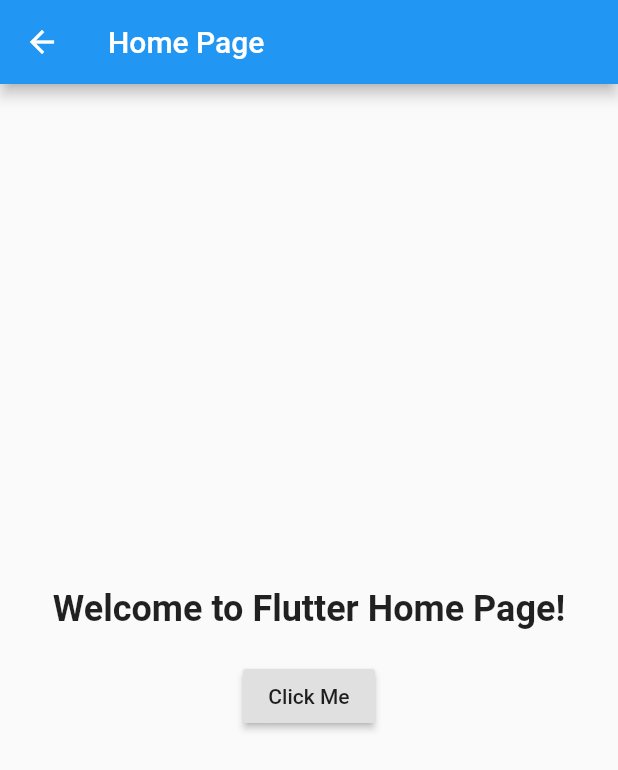
After one commit to avishka2k/food_app, a Flutter app: the HomePage screen opened directly, on a phone screen of 412 x 824 dp. The commit adds this screen. Shown: the top 770 px of the screen. Run offline on Flutter 3.47's test engine with Material 2 defaults, Android fonts, the phone set to English and light mode, and no system bars; our stand-ins replace cloud_firestore, country_picker, device_preview, email_validator, firebase_auth, firebase_core and 5 more; missing offline and left inert: dart:html, firebasefirst; accounts and stored records are empty.

Commit message:
Adding some files

```diff
--- /dev/null
+++ b/lib/nawam/home.dart
@@ -0,0 +1,34 @@
+import 'package:flutter/material.dart';
+
+
+class HomePage extends StatelessWidget {
+  @override
+  Widget build(BuildContext context) {
+    return Scaffold(
+      appBar: AppBar(
+        title: Text('Home Page'),
+      ),
+      body: Center(
+        child: Column(
+          mainAxisAlignment: MainAxisAlignment.center,
+          children: <Widget>[
+            Text(
+              'Welcome to Flutter Home Page!',
+              style: TextStyle(
+                fontSize: 24,
+                fontWeight: FontWeight.bold,
+              ),
+            ),
+            SizedBox(height: 20),
+            RaisedButton(
+              onPressed: () {
+                // Add your button's functionality here
+              },
+              child: Text('Click Me'),
+            ),
+          ],
+        ),
+      ),
+    );
+  }
+}
--- a/lib/nawam/nav.dart
+++ b/lib/nawam/nav.dart
@@ -1,3 +1,4 @@
+import 'dart:html';
 import 'package:cloud_firestore/cloud_firestore.dart';
 import 'package:firebase_auth/firebase_auth.dart';
 import 'package:flutter/material.dart';
```
